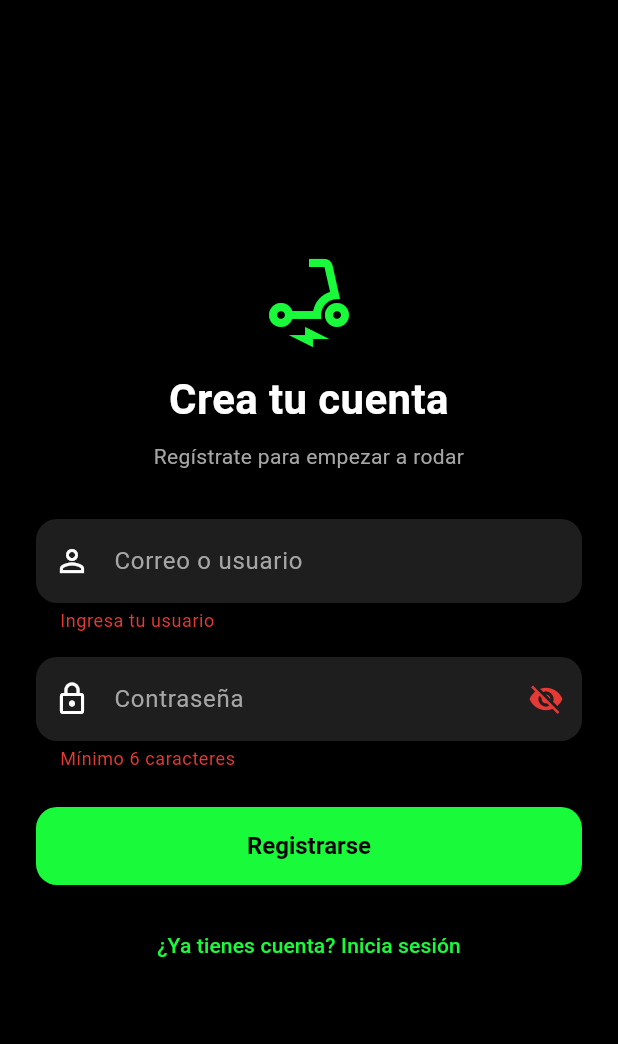
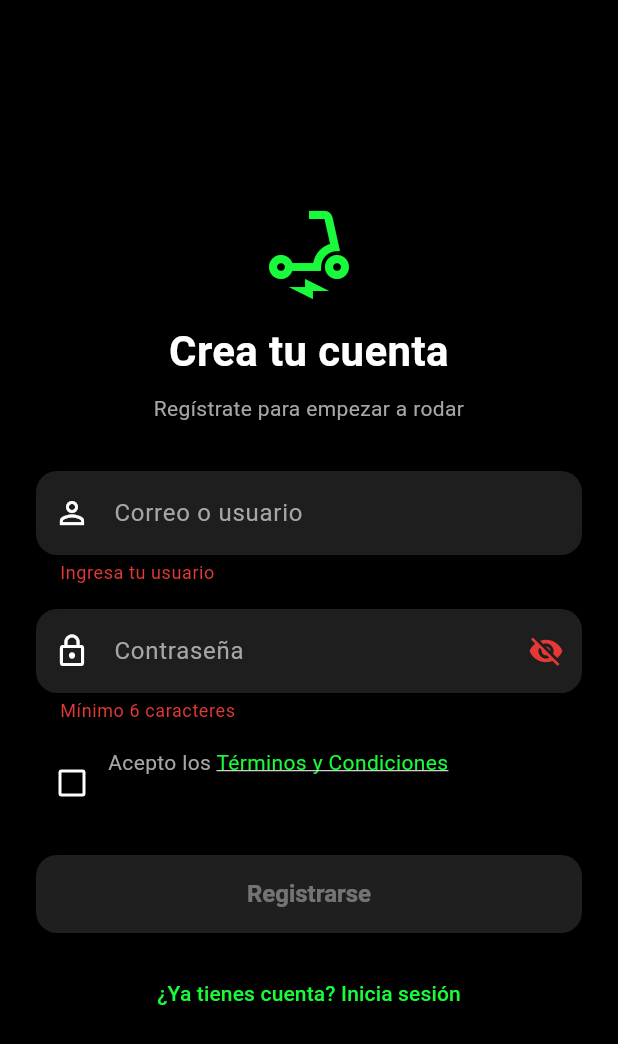
Before and after one commit to Grupo-2-Aplicaciones-Moviles/Frontend-Flutter, a Flutter app: the screen it shows after launch, after a tap on "Iniciar sesión", after a tap on "¿No tienes cuenta? Regístrate", on a phone screen of 412 x 824 dp. Shown: the top 1044 px of the screen. Run offline on Flutter 3.47's test engine with Material 3 defaults, Android fonts, the phone set to English and light mode, and no system bars; our stand-ins replace shared_preferences; network calls fail.

Commit message:
feat: integrate url_launcher for terms and conditions acceptance in login screen

```diff
--- a/lib/core/constants.dart
+++ b/lib/core/constants.dart
@@ -7,6 +7,9 @@ class AppConstants {
   static const String baseUrl = 'http://10.0.2.2:8080/api/v1';
 
   static const Duration connectTimeout = Duration(seconds: 30);
+
+  static const String termsAndConditionsUrl =
+      'https://www.freeprivacypolicy.com/live/91f9ef49-9bfd-412d-b6b1-5bb97c0f7455';
 
   // Preferences Keys
   static const String keyAuthToken = 'auth_token';
--- a/lib/screens/auth/login_screen.dart
+++ b/lib/screens/auth/login_screen.dart
@@ -1,6 +1,9 @@
+import 'package:flutter/gestures.dart';
 import 'package:flutter/material.dart';
 import 'package:provider/provider.dart';
+import 'package:url_launcher/url_launcher.dart';
 
+import '../../core/constants.dart';
 import '../../core/theme.dart';
 import '../../providers/providers.dart';
 import '../main_shell.dart';
@@ -18,6 +21,19 @@ class _LoginScreenState extends State<LoginScreen> {
   final _passCtrl = TextEditingController();
   bool _isRegister = false;
   bool _obscure = true;
+  bool _acceptedTerms = false;
+
+  Future<void> _openTerms() async {
+    final uri = Uri.parse(AppConstants.termsAndConditionsUrl);
+    final opened = await launchUrl(uri, mode: LaunchMode.inAppWebView);
+    if (!mounted) return;
+    if (!opened) {
+      ScaffoldMessenger.of(context).showSnackBar(const SnackBar(
+        content: Text('No se pudo abrir los Términos y Condiciones'),
+        backgroundColor: WeRideColors.errorRed,
+      ));
+    }
+  }
 
   @override
   void dispose() {
@@ -28,6 +44,13 @@ class _LoginScreenState extends State<LoginScreen> {
 
   Future<void> _submit() async {
     if (!_formKey.currentState!.validate()) return;
+    if (_isRegister && !_acceptedTerms) {
+      ScaffoldMessenger.of(context).showSnackBar(const SnackBar(
+        content: Text('Debes aceptar los Términos y Condiciones'),
+        backgroundColor: WeRideColors.errorRed,
+      ));
+      return;
+    }
     final auth = context.read<AuthProvider>();
     final ok = _isRegister
         ? await auth.signUp(_userCtrl.text.trim(), _passCtrl.text)
@@ -106,9 +129,50 @@ class _LoginScreenState extends State<LoginScreen> {
                         ? 'Mínimo 6 caracteres'
                         : null,
                   ),
+                  if (_isRegister) ...[
+                    const SizedBox(height: 16),
+                    Row(
+                      crossAxisAlignment: CrossAxisAlignment.start,
+                      children: [
+                        Checkbox(
+                          value: _acceptedTerms,
+                          activeColor: WeRideColors.energyGreen,
+                          onChanged: (v) =>
+                              setState(() => _acceptedTerms = v ?? false),
+                        ),
+                        Expanded(
+                          child: GestureDetector(
+                            onTap: () =>
+                                setState(() => _acceptedTerms = !_acceptedTerms),
+                            child: Text.rich(
+                              TextSpan(
+                                text: 'Acepto los ',
+                                style: const TextStyle(
+                                    color: WeRideColors.mediumGray),
+                                children: [
+                                  TextSpan(
+                                    text: 'Términos y Condiciones',
+                                    style: const TextStyle(
+                                      color: WeRideColors.energyGreen,
+                                      decoration: TextDecoration.underline,
+                                    ),
+                                    recognizer: TapGestureRecognizer()
+                                      ..onTap = _openTerms,
+                                  ),
+                                ],
+                              ),
+                            ),
+                          ),
+                        ),
+                      ],
+                    ),
+                  ],
                   const SizedBox(height: 24),
                   ElevatedButton(
-                    onPressed: auth.isLoading ? null : _submit,
+                    onPressed: (auth.isLoading ||
+                            (_isRegister && !_acceptedTerms))
+                        ? null
+                        : _submit,
                     child: auth.isLoading
                         ? const SizedBox(
                             height: 22,
@@ -120,8 +184,10 @@ class _LoginScreenState extends State<LoginScreen> {
                   ),
                   const SizedBox(height: 16),
                   TextButton(
-                    onPressed: () =>
-                        setState(() => _isRegister = !_isRegister),
+                    onPressed: () => setState(() {
+                      _isRegister = !_isRegister;
+                      _acceptedTerms = false;
+                    }),
                     child: Text(
                       _isRegister
                           ? '¿Ya tienes cuenta? Inicia sesión'
--- a/pubspec.yaml
+++ b/pubspec.yaml
@@ -14,6 +14,7 @@ dependencies:
   provider: ^6.1.2
   shared_preferences: ^2.2.3
   intl: ^0.19.0
+  url_launcher: ^6.3.0
 
 dev_dependencies:
   flutter_test:
```
Also changed, not shown: pubspec.lock, 7 other files.
